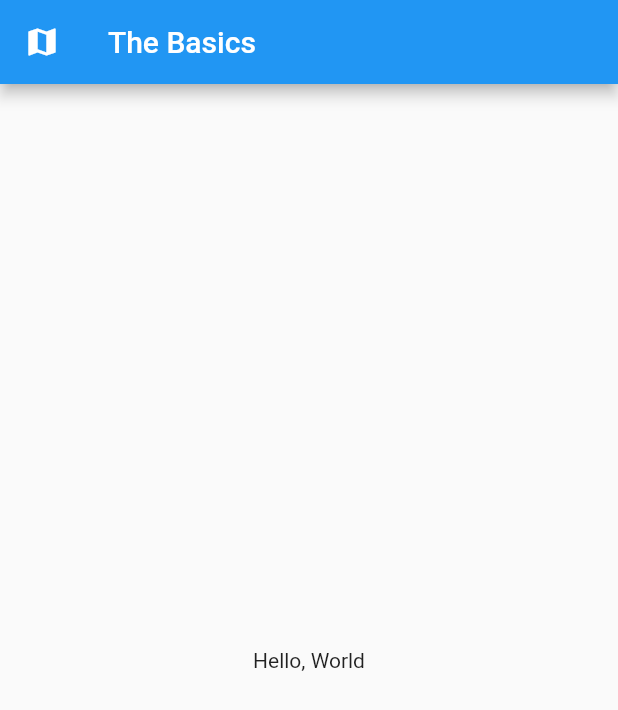
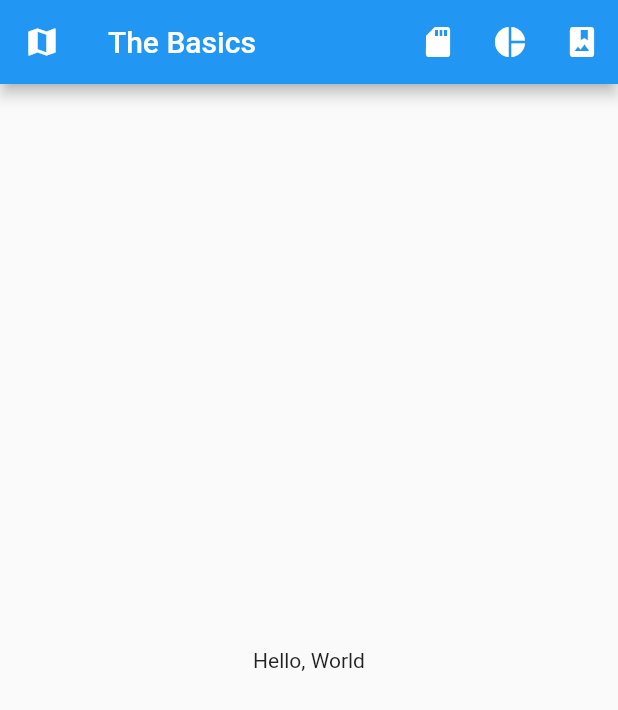
Before and after one commit to duliodenis/flutter_basics, a Flutter app: the screen it shows after launch, on a phone screen of 412 x 824 dp. Shown: the top 710 px of the screen. Run offline on Flutter 3.47's test engine with Material 2 defaults, Android fonts, the phone set to English and light mode, and no system bars.

Commit message:
Added Actions to IconButtons in the AppBar

```diff
--- a/basics/lib/main.dart
+++ b/basics/lib/main.dart
@@ -12,7 +12,21 @@ class MyApp extends StatelessWidget {
       home: Scaffold(
         appBar: AppBar(
           title: Text('The Basics'),
-          leading: Icon(Icons.map)
+          leading: Icon(Icons.map),
+          actions: <Widget>[
+            IconButton(icon: Icon(Icons.sd_card),
+              tooltip: 'Use this to save',
+              onPressed: () => {}
+            ),
+            IconButton(icon: Icon(Icons.pie_chart),
+              tooltip: 'Graphs are cool',
+              onPressed: () => {}
+            ),
+            IconButton(icon: Icon(Icons.photo_album),
+              tooltip: 'Pictures are better',
+              onPressed: () => {}
+            ),
+            ],
         ),
         body: Center(
         child: Text('Hello, World'),
```
Also changed, not shown: 2 other files.
